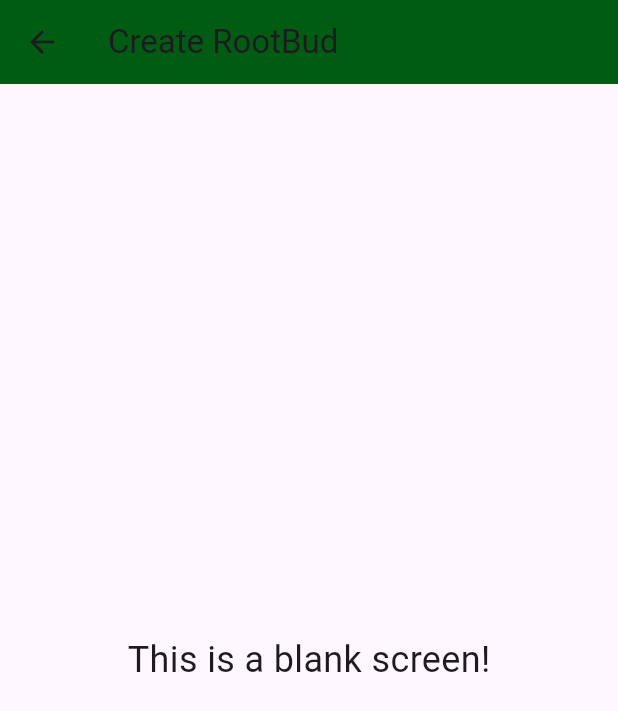
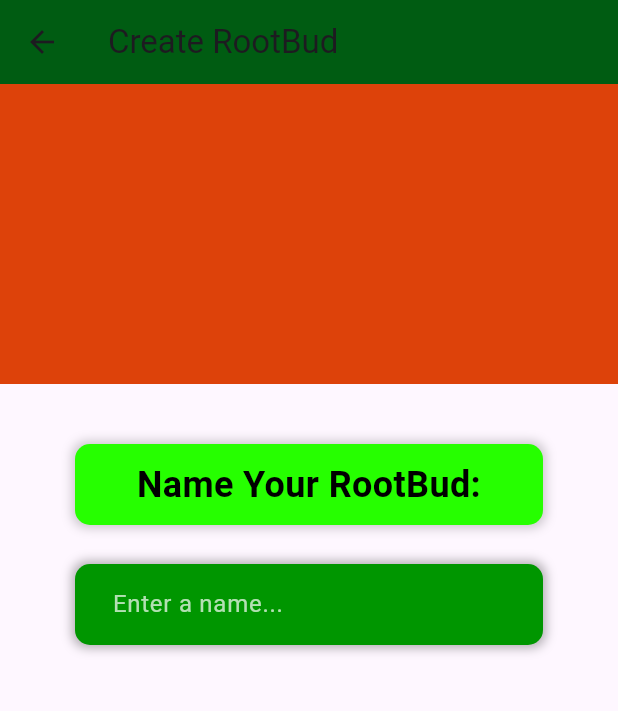
Before and after one commit to mlopIT/RootBud, a Flutter app: the BlankScreen screen opened directly, on a phone screen of 412 x 824 dp. Shown: the top 711 px of the screen. Run offline on Flutter 3.47's test engine with Material 3 defaults, Android fonts, the phone set to English and light mode, and no system bars; Roboto replaces fonts that are missing (YourFontName).

Commit message:
Added Textfield In Create RootBud Screen

```diff
--- a/flutter_app/lib/main.dart
+++ b/flutter_app/lib/main.dart
@@ -150,12 +150,82 @@
         title: const Text('Create RootBud'),
         backgroundColor: const Color.fromARGB(255, 0, 92, 18),
       ),
-      body: const Center(
-        child: Text(
-          'This is a blank screen!',
-          style: TextStyle(fontSize: 24),
+      body: Stack(
+        children: [
+          /// First container (Red Background)
+          Positioned(
+            top: 0,
+            left: 0,
+            right: 0,
+            child: Container(
+              color: const Color.fromARGB(255, 221, 66, 10),
+              height: 200,
+            ),
+          ),
+          /// RootBud Text in its own container
+          Positioned(
+            top: 240,
+            left: 50,
+            right: 50,
+            child: Container(
+              padding: const EdgeInsets.symmetric(vertical: 10, horizontal: 20),
+              decoration: BoxDecoration(
+                color: const Color.fromARGB(255, 38, 255, 0),
+                borderRadius: BorderRadius.circular(10),
+                boxShadow: [
+                  BoxShadow(
+                    color: Colors.black.withOpacity(0.2),
+                    blurRadius: 5,
+                    spreadRadius: 2,
+                  ),
+                ],
+              ),
+              child: const Text(
+                'Name Your RootBud:',
+                textAlign: TextAlign.center,
+                style: TextStyle(
+                  fontSize: 24,
+                  fontWeight: FontWeight.bold,
+                  fontFamily: 'YourFontName',
+                  color: Colors.black,
+                ),
+              ),
+            ),
+          ),
+
+          //TextField
+          /// TextField below "Name Your RootBud"
+Positioned(
+  top: 320, // Adjust this value to position it correctly
+  left: 50,
+  right: 50,
+  child: Container(
+    padding: const EdgeInsets.symmetric(horizontal: 10),
+    decoration: BoxDecoration(
+      color: const Color.fromARGB(255, 0, 150, 0), // Green background
+      borderRadius: BorderRadius.circular(10),
+      boxShadow: [
+        BoxShadow(
+          color: Colors.black.withOpacity(0.3),
+          blurRadius: 5,
+          spreadRadius: 2,
         ),
+      ],
+    ),
+    child: const TextField(
+      style: TextStyle(color: Colors.white), // White text color
+      decoration: InputDecoration(
+        hintText: 'Enter a name...',
+        hintStyle: TextStyle(color: Colors.white70), // Light hint color
+        border: InputBorder.none,
+        contentPadding: EdgeInsets.all(15),
       ),
-    );
+    ),
+  ),
+),
+
+        ], // <-- Close the Stack widget properly
+      ),
+    ); // <-- Close the Scaffold widget properly
   }
 }
```
